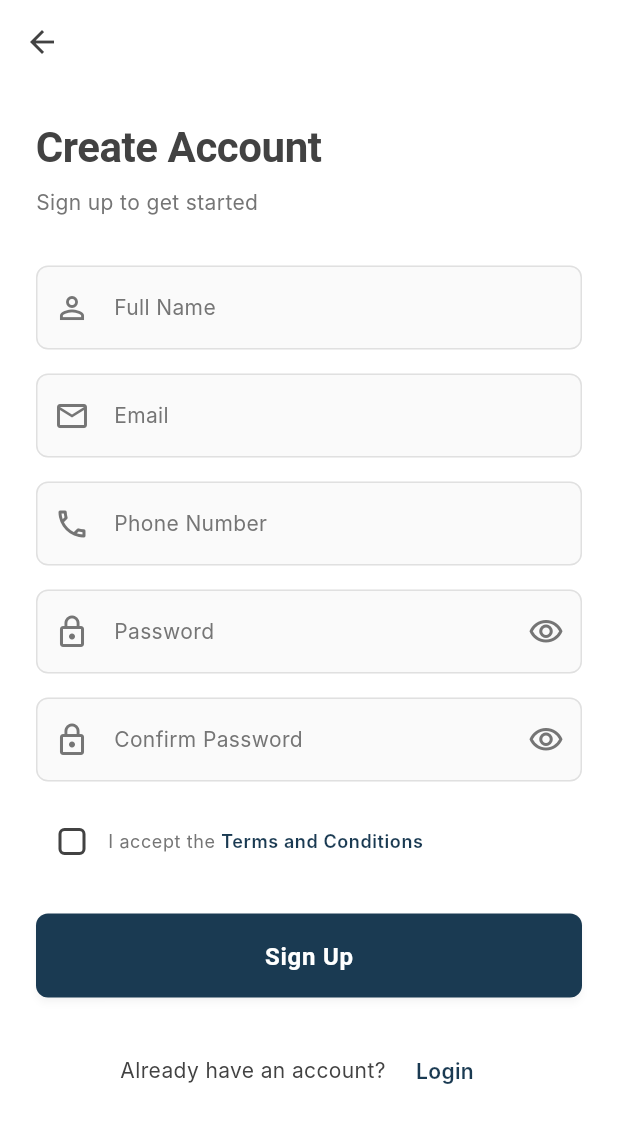
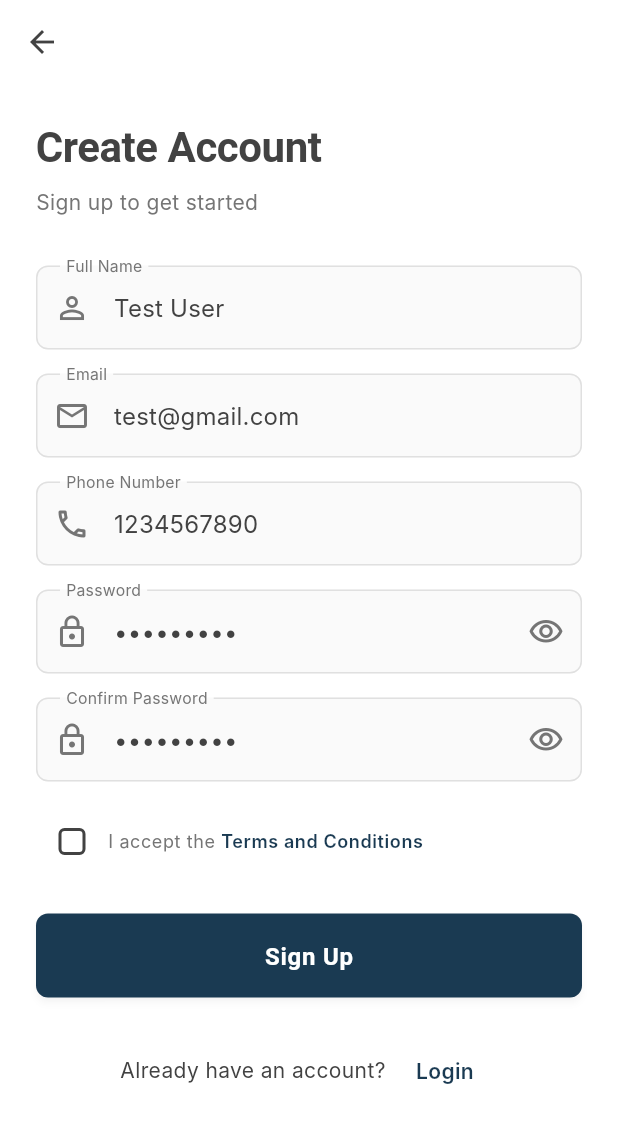
Before and after one commit to FahadQasim283/foreclosure_shield, a Flutter app: the SignupScreen screen opened by its route, on a phone screen of 412 x 824 dp. Shown: the top 1123 px of the screen. Run offline on Flutter 3.47's test engine with Material 3 defaults, Android fonts, the phone set to English and light mode, and no system bars; our stand-ins replace dio, file_picker, flutter_secure_storage, go_router, pretty_dio_logger, shared_preferences; accounts and stored records are empty; Roboto replaces fonts that are missing (Inter).

Commit message:
feat: Update API base URL and pre-fill authentication forms with test data

```diff
--- a/lib/core/constants/api_endpoints.dart
+++ b/lib/core/constants/api_endpoints.dart
@@ -2,7 +2,7 @@ class ApiEndpoints {
   ApiEndpoints._();
 
   // Base URL - Update this with your backend server URL
-  static const String _baseUrl = "http://127.0.0.1:5000/api";
+  static const String _baseUrl = "https://foreclosure-shield-backend.onrender.com/api";
   static String get baseUrl => _baseUrl;
 
   // ===============================
--- a/lib/presentation/screens/auth/login_screen.dart
+++ b/lib/presentation/screens/auth/login_screen.dart
@@ -15,8 +15,8 @@ class LoginScreen extends StatefulWidget {
 
 class _LoginScreenState extends State<LoginScreen> {
   final _formKey = GlobalKey<FormState>();
-  final _emailController = TextEditingController();
-  final _passwordController = TextEditingController();
+  final _emailController = TextEditingController(text: 'test@gmail.com');
+  final _passwordController = TextEditingController(text: '123123abc');
   bool _obscurePassword = true;
   bool _isLoading = false;
 
--- a/lib/presentation/screens/auth/signup_screen.dart
+++ b/lib/presentation/screens/auth/signup_screen.dart
@@ -15,11 +15,11 @@ class SignupScreen extends StatefulWidget {
 
 class _SignupScreenState extends State<SignupScreen> {
   final _formKey = GlobalKey<FormState>();
-  final _nameController = TextEditingController();
-  final _emailController = TextEditingController();
-  final _phoneController = TextEditingController();
-  final _passwordController = TextEditingController();
-  final _confirmPasswordController = TextEditingController();
+  final _nameController = TextEditingController(text: 'Test User');
+  final _emailController = TextEditingController(text: 'test@gmail.com');
+  final _phoneController = TextEditingController(text: '1234567890');
+  final _passwordController = TextEditingController(text: '123123abc');
+  final _confirmPasswordController = TextEditingController(text: '123123abc');
   bool _obscurePassword = true;
   bool _obscureConfirmPassword = true;
   bool _acceptTerms = false;
```
